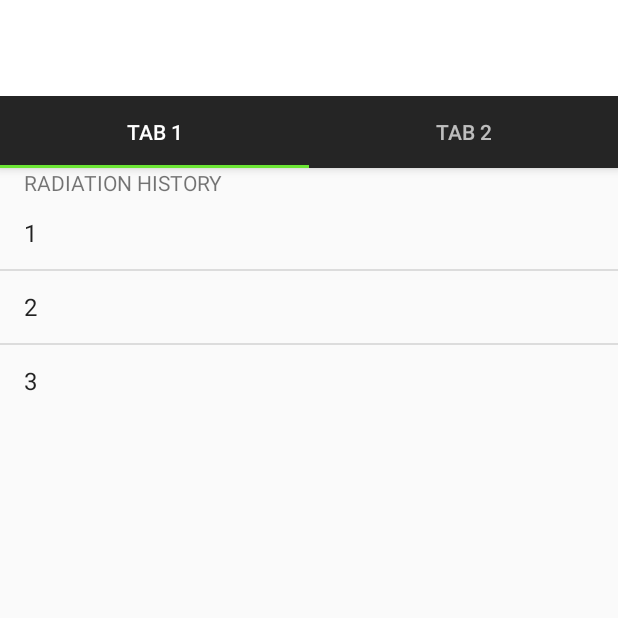
After one commit to mandiz98/SDPM-Andromeda, an Android app: the RadiationHistoryFrag screen opened directly, with no data from a screen before it, on a phone screen of 412 x 824 dp, the top half of it. The commit adds this screen. Run offline under Robolectric (Android 15) with nearby library versions, the phone set to English and light mode, and no system bars.

Commit message:
Added activities for work hours, radiation history and employee history.

```diff
--- a/AndroidApp/app/build.gradle
+++ b/AndroidApp/app/build.gradle
@@ -27,6 +27,7 @@ dependencies {
     implementation 'com.android.support.constraint:constraint-layout:1.1.3'
     implementation 'com.android.support:support-v4:28.0.0'
     implementation "com.android.support:support-compat:28.0.0"
+    implementation 'com.android.support:design:28.0.0-alpha1'
     testImplementation 'junit:junit:4.12'
     androidTestImplementation 'com.android.support.test:runner:1.0.2'
     androidTestImplementation 'com.android.support.test.espresso:espresso-core:3.0.2'
--- /dev/null
+++ b/AndroidApp/app/src/main/java/se/ju/students/axam1798/andromeda/RadiationHistoryFrag.java
@@ -0,0 +1,33 @@
+package se.ju.students.axam1798.andromeda;
+
+import android.content.Context;
+import android.net.Uri;
+import android.os.Bundle;
+import android.support.annotation.NonNull;
+import android.support.annotation.Nullable;
+import android.support.v4.app.Fragment;
+import android.support.v4.app.ListFragment;
+import android.view.LayoutInflater;
+import android.view.View;
+import android.view.ViewGroup;
+import android.widget.ArrayAdapter;
+import android.widget.TextView;
+
+
+
+public class RadiationHistoryFrag extends ListFragment {
+
+    @Override
+    public View onCreateView(LayoutInflater inflater, ViewGroup container, Bundle savedInstanceSate) {
+
+        View view = inflater.inflate(R.layout.fragment_radiation_history, container, false);
+
+        String[] values = new String[] {"1", "2", "3"};
+        ArrayAdapter<String> adapter = new ArrayAdapter<String>(getActivity(),
+                android.R.layout.simple_list_item_1, values);
+
+        setListAdapter(adapter);
+
+        return view;
+    }
+}
--- /dev/null
+++ b/AndroidApp/app/src/main/java/se/ju/students/axam1798/andromeda/TechnicianHistoryActivity.java
@@ -0,0 +1,153 @@
+package se.ju.students.axam1798.andromeda;
+
+
+import android.support.design.widget.FloatingActionButton;
+import android.support.design.widget.Snackbar;
+import android.support.design.widget.TabLayout;
+import android.support.v7.app.AppCompatActivity;
+import android.support.v7.widget.Toolbar;
+
+import android.support.v4.app.Fragment;
+import android.support.v4.app.FragmentManager;
+import android.support.v4.app.FragmentPagerAdapter;
+import android.support.v4.view.ViewPager;
+import android.os.Bundle;
+import android.view.LayoutInflater;
+import android.view.Menu;
+import android.view.MenuItem;
+import android.view.View;
+import android.view.ViewGroup;
+
+import android.widget.TextView;
+
+public class TechnicianHistoryActivity extends AppCompatActivity {
+
+    /**
+     * The {@link android.support.v4.view.PagerAdapter} that will provide
+     * fragments for each of the sections. We use a
+     * {@link FragmentPagerAdapter} derivative, which will keep every
+     * loaded fragment in memory. If this becomes too memory intensive, it
+     * may be best to switch to a
+     * {@link android.support.v4.app.FragmentStatePagerAdapter}.
+     */
+    private SectionsPagerAdapter mSectionsPagerAdapter;
+
+    /**
+     * The {@link ViewPager} that will host the section contents.
+     */
+    private ViewPager mViewPager;
+
+    @Override
+    protected void onCreate(Bundle savedInstanceState) {
+        super.onCreate(savedInstanceState);
+        setContentView(R.layout.activity_technician_history);
+
+        Toolbar toolbar = (Toolbar) findViewById(R.id.toolbar);
+        setSupportActionBar(toolbar);
+        // Create the adapter that will return a fragment for each of the three
+        // primary sections of the activity.
+        mSectionsPagerAdapter = new SectionsPagerAdapter(getSupportFragmentManager());
+
+        // Set up the ViewPager with the sections adapter.
+        mViewPager = (ViewPager) findViewById(R.id.container);
+        mViewPager.setAdapter(mSectionsPagerAdapter);
+
+        TabLayout tabLayout = (TabLayout) findViewById(R.id.tabs);
+
+        mViewPager.addOnPageChangeListener(new TabLayout.TabLayoutOnPageChangeListener(tabLayout));
+        tabLayout.addOnTabSelectedListener(new TabLayout.ViewPagerOnTabSelectedListener(mViewPager));
+
+
+
+    }
+
+
+    @Override
+    public boolean onCreateOptionsMenu(Menu menu) {
+        // Inflate the menu; this adds items to the action bar if it is present.
+        getMenuInflater().inflate(R.menu.menu_technician_history, menu);
+        return true;
+    }
+
+    @Override
+    public boolean onOptionsItemSelected(MenuItem item) {
+        // Handle action bar item clicks here. The action bar will
+        // automatically handle clicks on the Home/Up button, so long
+        // as you specify a parent activity in AndroidManifest.xml.
+        int id = item.getItemId();
+
+        //noinspection SimplifiableIfStatement
+        if (id == R.id.action_settings) {
+            return true;
+        }
+
+        return super.onOptionsItemSelected(item);
+    }
+
+    /**
+     * A placeholder fragment containing a simple view.
+     */
+    public static class PlaceholderFragment extends Fragment {
+        /**
+         * The fragment argument representing the section number for this
+         * fragment.
+         */
+        private static final String ARG_SECTION_NUMBER = "section_number";
+
+        public PlaceholderFragment() {
+        }
+
+        /**
+         * Returns a new instance of this fragment for the given section
+         * number.
+         */
+        public static PlaceholderFragment newInstance(int sectionNumber) {
+            PlaceholderFragment fragment = new PlaceholderFragment();
+            Bundle args = new Bundle();
+            args.putInt(ARG_SECTION_NUMBER, sectionNumber);
+            fragment.setArguments(args);
+            return fragment;
+        }
+
+        /*
+        @Override
+        public View onCreateView(LayoutInflater inflater, ViewGroup container,
+                                 Bundle savedInstanceState) {
+            View rootView = inflater.inflate(R.layout.fragment_technician_history, container, false);
+            TextView textView = (TextView) rootView.findViewById(R.id.section_label);
+            textView.setText(getString(R.string.section_format, getArguments().getInt(ARG_SECTION_NUMBER)));
+            return rootView;
+        }
+        */
+    }
+
+    /**
+     * A {@link FragmentPagerAdapter} that returns a fragment corresponding to
+     * one of the sections/tabs/pages.
+     */
+    public class SectionsPagerAdapter extends FragmentPagerAdapter {
+
+        public SectionsPagerAdapter(FragmentManager fm) {
+            super(fm);
+        }
+
+        @Override
+        public Fragment getItem(int position) {
+            Fragment fragment = null;
+            switch (position) {
+                case 0:
+                    fragment = new RadiationHistoryFrag();
+                    break;
+                case 1:
+                    fragment = new TechnicianWorkHoursFrag();
+                    break;
+            }
+            return fragment;
+        }
+
+        @Override
+        public int getCount() {
+            return 2;
+        }
+    }
+}
--- /dev/null
+++ b/AndroidApp/app/src/main/java/se/ju/students/axam1798/andromeda/TechnicianWorkHoursFrag.java
@@ -0,0 +1,28 @@
+package se.ju.students.axam1798.andromeda;
+
+import android.os.Bundle;
+import android.support.annotation.NonNull;
+import android.support.annotation.Nullable;
+import android.support.v4.app.Fragment;
+import android.support.v4.app.ListFragment;
+import android.view.LayoutInflater;
+import android.view.View;
+import android.view.ViewGroup;
+import android.widget.ArrayAdapter;
+
+public class TechnicianWorkHoursFrag extends ListFragment {
+
+    @Override
+    public View onCreateView(LayoutInflater inflater, ViewGroup container, Bundle savedInstanceSate) {
+
+        View view = inflater.inflate(R.layout.fragment_work_hours, container, false);
+
+        String[] values = new String[] {"1", "2", "3"};
+        ArrayAdapter<String> adapter = new ArrayAdapter<String>(getActivity(),
+                android.R.layout.simple_list_item_1, values);
+
+        setListAdapter(adapter);
+
+        return view;
+    }
+}
--- a/AndroidApp/app/src/main/res/layout/activity_main.xml
+++ b/AndroidApp/app/src/main/res/layout/activity_main.xml
@@ -53,6 +53,8 @@
         app:layout_constraintTop_toBottomOf="@+id/clck_in_txt"
         app:srcCompat="@drawable/ic_wifi_white_24dp" />
 
+
+
     <Button
         android:id="@+id/test_bt_btn"
         android:layout_width="wrap_content"
@@ -60,7 +62,7 @@
         android:layout_marginStart="161dp"
         android:layout_marginTop="221dp"
         android:layout_marginEnd="162dp"
-        android:visibility="invisible"
+
         app:layout_constraintBottom_toTopOf="@+id/img_blipp"
         app:layout_constraintEnd_toEndOf="parent"
         app:layout_constraintStart_toStartOf="parent"
--- /dev/null
+++ b/AndroidApp/app/src/main/res/layout/activity_technician_history.xml
@@ -0,0 +1,57 @@
+<?xml version="1.0" encoding="utf-8"?>
+<android.support.design.widget.CoordinatorLayout xmlns:android="http://schemas.android.com/apk/res/android"
+    xmlns:app="http://schemas.android.com/apk/res-auto"
+    xmlns:tools="http://schemas.android.com/tools"
+    android:id="@+id/main_content"
+    android:layout_width="match_parent"
+    android:layout_height="match_parent"
+    android:fitsSystemWindows="true"
+    tools:context=".TechnicianHistoryActivity">
+
+    <android.support.design.widget.AppBarLayout
+        android:id="@+id/appbar"
+        android:layout_width="match_parent"
+        android:layout_height="wrap_content"
+        android:paddingTop="@dimen/appbar_padding_top"
+        android:theme="@style/AppTheme.AppBarOverlay">
+
+        <android.support.v7.widget.Toolbar
+            android:id="@+id/toolbar"
+            android:layout_width="match_parent"
+            android:layout_height="?attr/actionBarSize"
+            android:layout_weight="1"
+            android:background="?attr/colorPrimary"
+            app:layout_scrollFlags="scroll|enterAlways"
+            app:popupTheme="@style/AppTheme.PopupOverlay"
+            app:title="@string/app_name">
+
+        </android.support.v7.widget.Toolbar>
+
+        <android.support.design.widget.TabLayout
+            android:id="@+id/tabs"
+            android:layout_width="match_parent"
+            android:layout_height="wrap_content"
+            android:background="@color/colorBlack">
+
+            <android.support.design.widget.TabItem
+                android:id="@+id/tabItem"
+                android:layout_width="wrap_content"
+                android:layout_height="wrap_content"
+                android:text="@string/tab_text_1" />
+
+            <android.support.design.widget.TabItem
+                android:id="@+id/tabItem2"
+                android:layout_width="wrap_content"
+                android:layout_height="wrap_content"
+                android:text="@string/tab_text_2" />
+
+        </android.support.design.widget.TabLayout>
+    </android.support.design.widget.AppBarLayout>
+
+    <android.support.v4.view.ViewPager
+        android:id="@+id/container"
+        android:layout_width="match_parent"
+        android:layout_height="match_parent"
+        app:layout_behavior="@string/appbar_scrolling_view_behavior" />
+
+</android.support.design.widget.CoordinatorLayout>
--- /dev/null
+++ b/AndroidApp/app/src/main/res/layout/fragment_radiation_history.xml
@@ -0,0 +1,29 @@
+<?xml version="1.0" encoding="utf-8"?>
+<android.support.constraint.ConstraintLayout xmlns:android="http://schemas.android.com/apk/res/android"
+    android:layout_width="match_parent"
+    android:layout_height="match_parent"
+    xmlns:tools="http://schemas.android.com/tools"
+    xmlns:app="http://schemas.android.com/apk/res-auto"
+  >
+
+    <TextView
+        android:id="@+id/section_label"
+        android:text="RADIATION HISTORY"
+        android:layout_width="wrap_content"
+        android:layout_height="wrap_content"
+        android:layout_marginStart="@dimen/activity_horizontal_margin"
+        android:layout_marginTop="@dimen/activity_vertical_margin"
+        android:layout_marginEnd="@dimen/activity_horizontal_margin"
+        android:layout_marginBottom="@dimen/activity_vertical_margin"
+        app:layout_constraintLeft_toLeftOf="parent"
+        tools:layout_constraintLeft_creator="1"
+        tools:layout_constraintTop_creator="1" />
+
+    <ListView
+        android:id="@android:id/list"
+        android:layout_width="match_parent"
+        android:layout_height="wrap_content"
+        app:layout_constraintTop_toBottomOf="@id/section_label">
+    </ListView>
+
+</android.support.constraint.ConstraintLayout>
--- /dev/null
+++ b/AndroidApp/app/src/main/res/menu/menu_technician_history.xml
@@ -0,0 +1,10 @@
+<menu xmlns:android="http://schemas.android.com/apk/res/android"
+    xmlns:app="http://schemas.android.com/apk/res-auto"
+    xmlns:tools="http://schemas.android.com/tools"
+    tools:context="se.ju.students.axam1798.andromeda.TechnicianHistoryActivity">
+    <item
+        android:id="@+id/action_settings"
+        android:orderInCategory="100"
+        android:title="@string/action_settings"
+        app:showAsAction="never" />
+</menu>
--- /dev/null
+++ b/AndroidApp/app/src/main/res/values-w820dp/dimens.xml
@@ -0,0 +1,6 @@
+<resources>
+    <!-- Example customization of dimensions originally defined in res/values/dimens.xml
+         (such as screen margins) for screens with more than 820dp of available width. This
+         would include 7" and 10" devices in landscape (~960dp and ~1280dp respectively). -->
+    <dimen name="activity_horizontal_margin">64dp</dimen>
+</resources>
--- /dev/null
+++ b/AndroidApp/app/src/main/res/values/dimens.xml
@@ -0,0 +1,7 @@
+<resources>
+    <!-- Default screen margins, per the Android Design guidelines. -->
+    <dimen name="activity_horizontal_margin">16dp</dimen>
+    <dimen name="activity_vertical_margin">16dp</dimen>
+    <dimen name="fab_margin">16dp</dimen>
+    <dimen name="appbar_padding_top">8dp</dimen>
+</resources>
--- a/AndroidApp/app/src/main/res/values/strings.xml
+++ b/AndroidApp/app/src/main/res/values/strings.xml
@@ -3,4 +3,10 @@
     <string name="andromeda_power_plant">Andromeda Power Plant</string>
     <string name="not_clocked_in">Not clocked in.</string>
     <string name="hello_blank_fragment">Hello blank fragment</string>
+    <string name="title_activity_technician_history">TechnicianHistoryActivity</string>
+    <string name="tab_text_1">Tab 1</string>
+    <string name="tab_text_2">Tab 2</string>
+    <string name="tab_text_3">Tab 3</string>
+    <string name="action_settings">Settings</string>
+    <string name="section_format">Hello World from section: %1$d</string>
 </resources>
--- a/AndroidApp/app/src/main/res/values/styles.xml
+++ b/AndroidApp/app/src/main/res/values/styles.xml
@@ -8,4 +8,8 @@
         <item name="colorAccent">@color/colorGreen</item>
     </style>
 
+    <style name="AppTheme.AppBarOverlay" parent="ThemeOverlay.AppCompat.Dark.ActionBar" />
+
+    <style name="AppTheme.PopupOverlay" parent="ThemeOverlay.AppCompat.Light" />
+
 </resources>
```
Also changed, not shown: AndroidApp/app/src/main/AndroidManifest.xml (+15 -11 lines), AndroidApp/app/src/main/java/se/ju/students/axam1798/andromeda/EmployeeFrag.java (added, +23 -0 lines), AndroidApp/app/src/main/java/se/ju/students/axam1798/andromeda/EmployeeInformation.java (added, +44 -0 lines), AndroidApp/app/src/main/java/se/ju/students/axam1798/andromeda/MainActivity.java (+12 -1 lines), AndroidApp/app/src/main/res/layout/activity_employee_information.xml (added, +14 -0 lines), AndroidApp/app/src/main/res/layout/fragment_employee.xml (added, +14 -0 lines), AndroidApp/app/src/main/res/layout/fragment_work_hours.xml (added, +29 -0 lines), 1 other file.
